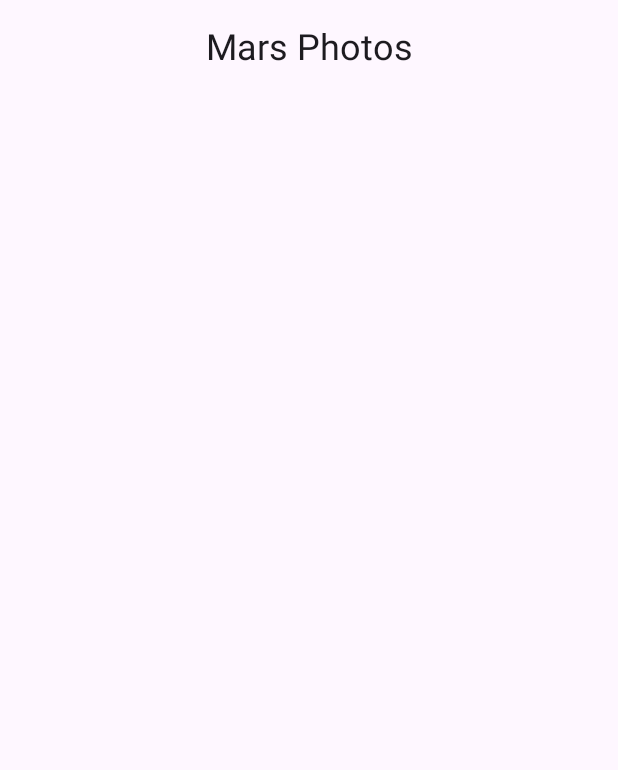
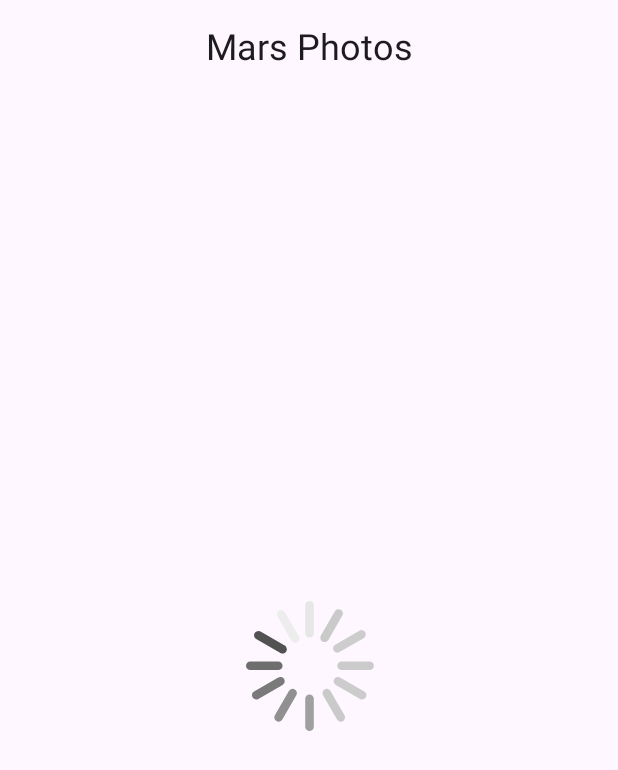
Before and after one commit to MilesEDev/cloneAndroidRepo, an Android app built with Jetpack Compose: the screen it shows after launch (MainActivity), on a phone screen of 412 x 824 dp. Shown: the top 770 px of the screen. Run offline under Robolectric (Android 15) with nearby library versions, the phone set to English and light mode, and no system bars.

Commit message:
program exceptions all working when assigning sealed interface changes to variable however calling directly from interface causing infinite loading

```diff
--- a/MarsPhotos/app/src/main/java/com/example/marsphotos/ui/screens/HomeScreen.kt
+++ b/MarsPhotos/app/src/main/java/com/example/marsphotos/ui/screens/HomeScreen.kt
@@ -16,6 +16,7 @@
 package com.example.marsphotos.ui.screens
 
 import androidx.compose.foundation.layout.Box
+import androidx.compose.foundation.layout.fillMaxSize
 import androidx.compose.material3.Text
 import androidx.compose.runtime.Composable
 import androidx.compose.ui.Alignment
@@ -24,14 +25,48 @@ import androidx.compose.ui.res.stringResource
 import androidx.compose.ui.tooling.preview.Preview
 import com.example.marsphotos.R
 import com.example.marsphotos.ui.theme.MarsPhotosTheme
+import androidx.compose.ui.res.painterResource
+import androidx.compose.ui.unit.dp
+import androidx.compose.foundation.layout.size
+import androidx.compose.foundation.Image
+import androidx.compose.foundation.layout.Arrangement
+import androidx.compose.foundation.layout.Column
+import androidx.compose.foundation.layout.padding
 
 @Composable
 fun HomeScreen(
-    marsUiState: String, modifier: Modifier = Modifier
+    marsUiState: MarsUiState,
+    modifier: Modifier = Modifier
 ) {
-    ResultScreen(marsUiState, modifier)
+    when (marsUiState) {
+        is MarsUiState.Loading-> LoadingScreen(modifier=modifier.fillMaxSize())
+        is MarsUiState.Success-> ResultScreen(marsUiState.photos,modifier=modifier.fillMaxSize()
+
+        )
+        is MarsUiState.Error -> ErrorScreen(modifier=modifier.fillMaxSize())
+    }
 }
-
+@Composable
+fun LoadingScreen(modifier: Modifier = Modifier) {
+    Image(
+        modifier = modifier.size(200.dp),
+        painter = painterResource(R.drawable.loading_img),
+        contentDescription = stringResource(R.string.loading)
+    )
+}
+@Composable
+fun ErrorScreen(modifier: Modifier = Modifier) {
+    Column(
+        modifier = modifier,
+        verticalArrangement = Arrangement.Center,
+        horizontalAlignment = Alignment.CenterHorizontally
+    ) {
+        Image(
+            painter = painterResource(id = R.drawable.ic_connection_error), contentDescription = ""
+        )
+        Text(text = stringResource(R.string.loading_failed), modifier = Modifier.padding(16.dp))
+    }
+}
 /**
  * ResultScreen displaying number of photos retrieved.
  */
--- a/MarsPhotos/app/src/main/java/com/example/marsphotos/ui/screens/MarsViewModel.kt
+++ b/MarsPhotos/app/src/main/java/com/example/marsphotos/ui/screens/MarsViewModel.kt
@@ -15,6 +15,8 @@
  */
 package com.example.marsphotos.ui.screens
 
+
+
 import androidx.compose.runtime.getValue
 import androidx.compose.runtime.mutableStateOf
 import androidx.compose.runtime.setValue
@@ -24,9 +26,16 @@ import com.example.marsphotos.network.MarsAPI
 import kotlinx.coroutines.launch
 import java.io.IOException
 
+sealed interface MarsUiState
+{
+    data class Success(val photos:String):MarsUiState
+    object Error:MarsUiState
+    object Loading:MarsUiState
+}
+
 class MarsViewModel : ViewModel() {
     /** The mutable State that stores the status of the most recent request */
-    var marsUiState: String by mutableStateOf("")
+    var marsUiState:MarsUiState by mutableStateOf(MarsUiState.Loading)
         private set
 
     /**
@@ -40,14 +49,18 @@ class MarsViewModel : ViewModel() {
      * Gets Mars photos information from the Mars API Retrofit service and updates the
      * [MarsPhoto] [List] [MutableList].
      */
+
+
     fun getMarsPhotos() {
         viewModelScope.launch {
+
             try {
                 val listResult = MarsAPI.retrofitService.getPhotos()
-                marsUiState = listResult
+                MarsUiState.Success(listResult)
             }
             catch(e:IOException)
             {
+                MarsUiState.Error
 
             }
 }
```
